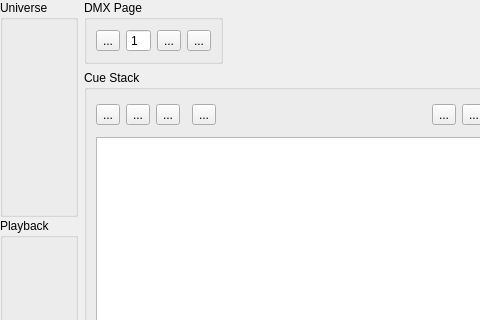
The window that trunk/ui/src/simpledesk.ui (Bondzio/qlc) describes before a commit, drawn with Qt 5; both pictures show x 0 to 480 and y 0 to 320 of the 564 by 434 pixel window.
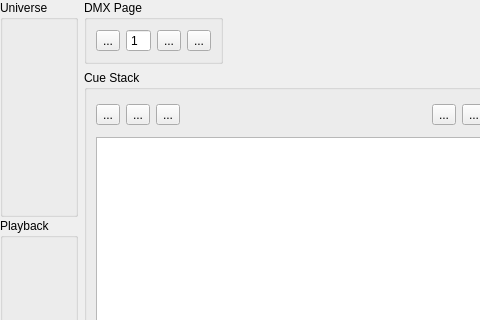
The same window after the commit. Icons and pictures are not drawn.

What changed in the file:
```diff
--- a/trunk/ui/src/simpledesk.ui
+++ b/trunk/ui/src/simpledesk.ui
@@ -252,26 +252,6 @@
           </property>
          </widget>
         </item>
-        <item row="0" column="4">
-         <widget class="QToolButton" name="m_configureCueStackButton">
-          <property name="toolTip">
-           <string>Cue Stack Properties</string>
-          </property>
-          <property name="text">
-           <string>...</string>
-          </property>
-          <property name="icon">
-           <iconset resource="qlcui.qrc">
-            <normaloff>:/configure.png</normaloff>:/configure.png</iconset>
-          </property>
-          <property name="iconSize">
-           <size>
-            <width>32</width>
-            <height>32</height>
-           </size>
-          </property>
-         </widget>
-        </item>
         <item row="0" column="7">
          <widget class="QToolButton" name="m_editCueStackButton">
           <property name="toolTip">
```
Left out of the diff: 6 changed lines with no effect on the pictures.
